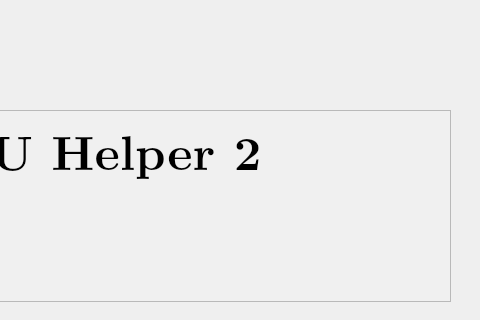
This is frontend/mainwindow.ui in 000lbh/PKUHelperAgain as Qt 5 draws it before an edit; both pictures show x 320 to 800 and y 0 to 320 of the 800 by 600 pixel window. The edited form follows.
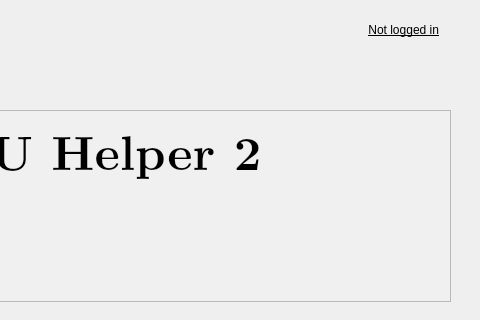
This is the edited form. Icons and pictures are not drawn. Custom widgets are drawn as their Qt base class.

Commit message: Add login dialog. Debug IAAA and portal login.

The edit to the form file:
```diff
--- a/frontend/mainwindow.ui
+++ b/frontend/mainwindow.ui
@@ -116,6 +116,30 @@
      <set>Qt::LinksAccessibleByKeyboard|Qt::LinksAccessibleByMouse</set>
     </property>
    </widget>
+   <widget class="ClickableLabel" name="loginLabel">
+    <property name="geometry">
+     <rect>
+      <x>498</x>
+      <y>20</y>
+      <width>261</width>
+      <height>20</height>
+     </rect>
+    </property>
+    <property name="font">
+     <font>
+      <underline>true</underline>
+     </font>
+    </property>
+    <property name="cursor">
+     <cursorShape>PointingHandCursor</cursorShape>
+    </property>
+    <property name="text">
+     <string>Not logged in</string>
+    </property>
+    <property name="alignment">
+     <set>Qt::AlignRight|Qt::AlignTrailing|Qt::AlignVCenter</set>
+    </property>
+   </widget>
   </widget>
   <widget class="QMenuBar" name="menubar">
    <property name="geometry">
@@ -129,6 +153,16 @@
   </widget>
   <widget class="QStatusBar" name="statusbar"/>
  </widget>
+ <customwidgets>
+  <customwidget>
+   <class>ClickableLabel</class>
+   <extends>QLabel</extends>
+   <header>frontend/clickablelabel.h</header>
+   <slots>
+    <signal>clicked()</signal>
+   </slots>
+  </customwidget>
+ </customwidgets>
  <resources>
   <include location="../res.qrc"/>
  </resources>
```
The commit also changes 12 other files.
